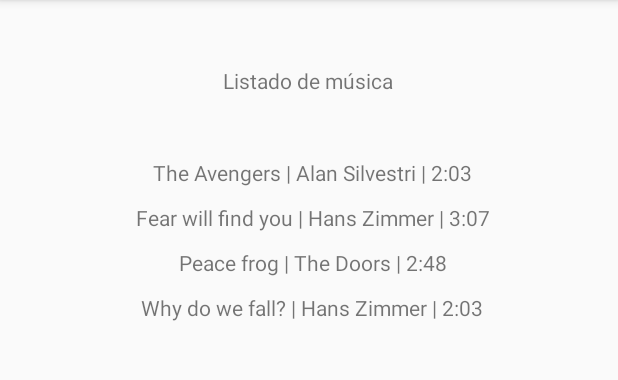
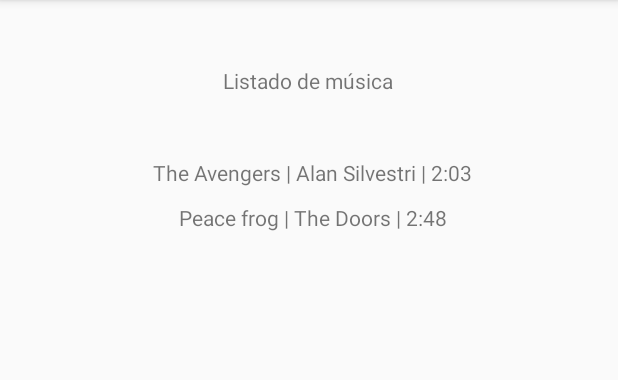
Before and after one commit to juanmanuelsanchez/DAM_M08_ejercicios_addRecyclerView, an Android app: the screen it shows after launch (MainActivity), on a phone screen of 412 x 824 dp, the part 84-464 px from its top. Run offline under Robolectric (Android 15) with nearby library versions, the phone set to English and light mode, and no system bars.

Commit message:
Reduce number of songs. Clean code.

```diff
--- a/app/src/main/java/com/example/addrecyclerview/MainActivity.java
+++ b/app/src/main/java/com/example/addrecyclerview/MainActivity.java
@@ -9,7 +9,7 @@
 
 public class MainActivity extends AppCompatActivity {
 
-    private String[] miListado = new String[]{"The Avengers | Alan Silvestri | 2:03","Fear will find you | Hans Zimmer | 3:07","Peace frog | The Doors | 2:48", "Why do we fall? | Hans Zimmer | 2:03"};
+    private String[] miListado = new String[]{"The Avengers | Alan Silvestri | 2:03","Peace frog | The Doors | 2:48"};
     private ArrayList<Integer> misCanciones = new ArrayList<>();
 
     @Override
@@ -23,9 +23,7 @@
         recyclerView.setHasFixedSize(true);
 
         misCanciones.add(R.raw.avengers);
-        misCanciones.add(R.raw.fear_will_find_you);
         misCanciones.add(R.raw.peace_frog);
-        misCanciones.add(R.raw.why_do_we_fall);
 
         //Se usa un linear layout manager.
         //Se le pasa el contexto y se asigna al RecyclerView.
```
